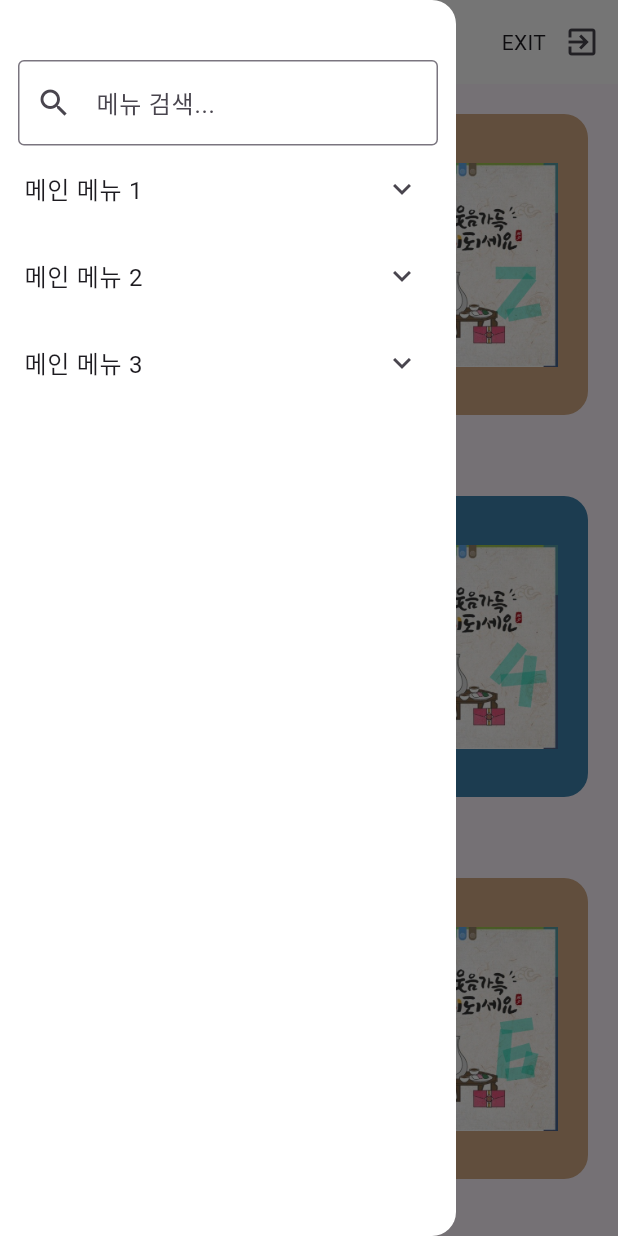
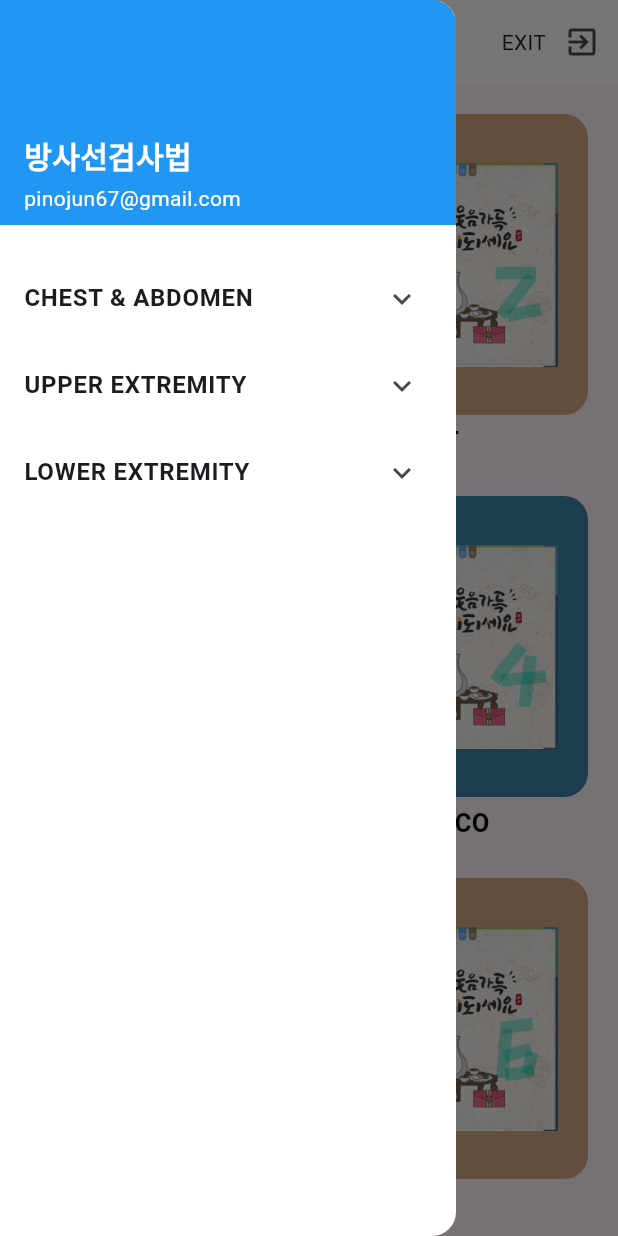
Before and after one commit to pinojun/x_ray-project, a Flutter app: the screen it shows after launch, with the side drawer open, on a phone screen of 412 x 824 dp. Run offline on Flutter 3.47's test engine with Material 3 defaults, Android fonts, the phone set to English and light mode, and no system bars.

Commit message:
twelveth commit

```diff
--- a/lib/models/Product.dart
+++ b/lib/models/Product.dart
@@ -1,9 +1,19 @@
 import 'package:flutter/material.dart';
 
 class Product {
-  final String poimage, anaimage, examtitle, purpose,
-               position, checkpoint, breath, cr,
-               kvp, mas, thick, sid, grid;
+  final String poimage,
+      anaimage,
+      examtitle,
+      purpose,
+      position,
+      checkpoint,
+      breath,
+      cr,
+      kvp,
+      mas,
+      thick,
+      sid,
+      grid;
   final int id;
   final Color color;
 
@@ -25,7 +35,12 @@ class Product {
       required this.color});
 }
 
-List<Product> products1 = [
+// 각 리스트의 카테고리 타이틀
+const String category1Title = "CHEST & ABDOMEN";
+const String category2Title = "UPPER EXTREMITY";
+const String category3Title = "LOWER EXTREMITY";
+
+List<Product> chest = [
   Product(
       id: 1,
       examtitle: "CHEST PA",
@@ -54,7 +69,7 @@ List<Product> products1 = [
       color: const Color(0xFF3D82AE)),
   Product(
       id: 2,
-      examtitle: "CHEST PA",
+      examtitle: "CHEST LAT",
       purpose: '폐결핵, 폐렴, 폐결절, 기흉, 무기폐 등 폐질환과 흉막삼출액, 연부조직, 심장 크기 관찰하기 위함.',
       position: 'Erect 또는 Sitting 자세를 취한다.'
           '턱을 들어 올리고 환자의 정중시상면이 디텍터 중앙에 오게한다.'
@@ -80,7 +95,7 @@ List<Product> products1 = [
       color: const Color(0xFFD3A984)),
   Product(
       id: 3,
-      examtitle: "CHEST PA",
+      examtitle: "CHEST DECU",
       purpose: '폐결핵, 폐렴, 폐결절, 기흉, 무기폐 등 폐질환과 흉막삼출액, 연부조직, 심장 크기 관찰하기 위함.',
       position: 'Erect 또는 Sitting 자세를 취한다.'
           '턱을 들어 올리고 환자의 정중시상면이 디텍터 중앙에 오게한다.'
@@ -106,7 +121,7 @@ List<Product> products1 = [
       color: const Color(0xFF989493)),
   Product(
       id: 4,
-      examtitle: "CHEST PA",
+      examtitle: "CHEST APICO",
       purpose: '폐결핵, 폐렴, 폐결절, 기흉, 무기폐 등 폐질환과 흉막삼출액, 연부조직, 심장 크기 관찰하기 위함.',
       position: 'Erect 또는 Sitting 자세를 취한다.'
           '턱을 들어 올리고 환자의 정중시상면이 디텍터 중앙에 오게한다.'
@@ -132,7 +147,7 @@ List<Product> products1 = [
       color: const Color(0xFF3D82AE)),
   Product(
       id: 5,
-      examtitle: "CHEST PA",
+      examtitle: "CHEST AP",
       purpose: '폐결핵, 폐렴, 폐결절, 기흉, 무기폐 등 폐질환과 흉막삼출액, 연부조직, 심장 크기 관찰하기 위함.',
       position: 'Erect 또는 Sitting 자세를 취한다.'
           '턱을 들어 올리고 환자의 정중시상면이 디텍터 중앙에 오게한다.'
@@ -185,10 +200,10 @@ List<Product> products1 = [
   ),
 ];
 
-List<Product> products2 = [
+List<Product> abdomen = [
   Product(
       id: 1,
-      examtitle: "CHEST2 PA",
+      examtitle: "ABD",
       purpose: '폐결핵, 폐렴, 폐결절, 기흉, 무기폐 등 폐질환과 흉막삼출액, 연부조직, 심장 크기 관찰하기 위함.',
       position: 'Erect 또는 Sitting 자세를 취한다.'
           '턱을 들어 올리고 환자의 정중시상면이 디텍터 중앙에 오게한다.'
@@ -214,7 +229,7 @@ List<Product> products2 = [
       color: const Color(0xFF3D82AE)),
   Product(
       id: 2,
-      examtitle: "CHEST PA",
+      examtitle: "ABD DECU",
       purpose: '폐결핵, 폐렴, 폐결절, 기흉, 무기폐 등 폐질환과 흉막삼출액, 연부조직, 심장 크기 관찰하기 위함.',
       position: 'Erect 또는 Sitting 자세를 취한다.'
           '턱을 들어 올리고 환자의 정중시상면이 디텍터 중앙에 오게한다.'
@@ -240,7 +255,7 @@ List<Product> products2 = [
       color: const Color(0xFFD3A984)),
   Product(
       id: 3,
-      examtitle: "CHEST PA",
+      examtitle: "ABD PRONE",
       purpose: '폐결핵, 폐렴, 폐결절, 기흉, 무기폐 등 폐질환과 흉막삼출액, 연부조직, 심장 크기 관찰하기 위함.',
       position: 'Erect 또는 Sitting 자세를 취한다.'
           '턱을 들어 올리고 환자의 정중시상면이 디텍터 중앙에 오게한다.'
@@ -266,7 +281,7 @@ List<Product> products2 = [
       color: const Color(0xFF989493)),
   Product(
       id: 4,
-      examtitle: "CHEST PA",
+      examtitle: "ABD SUPINE",
       purpose: '폐결핵, 폐렴, 폐결절, 기흉, 무기폐 등 폐질환과 흉막삼출액, 연부조직, 심장 크기 관찰하기 위함.',
       position: 'Erect 또는 Sitting 자세를 취한다.'
           '턱을 들어 올리고 환자의 정중시상면이 디텍터 중앙에 오게한다.'
@@ -292,7 +307,7 @@ List<Product> products2 = [
       color: const Color(0xFFE6B398)),
   Product(
       id: 5,
-      examtitle: "CHEST PA",
+      examtitle: "ABD AP",
       purpose: '폐결핵, 폐렴, 폐결절, 기흉, 무기폐 등 폐질환과 흉막삼출액, 연부조직, 심장 크기 관찰하기 위함.',
       position: 'Erect 또는 Sitting 자세를 취한다.'
           '턱을 들어 올리고 환자의 정중시상면이 디텍터 중앙에 오게한다.'
@@ -318,7 +333,7 @@ List<Product> products2 = [
       color: const Color(0xFFEEE5E5)),
   Product(
     id: 6,
-    examtitle: "CHEST PA",
+    examtitle: "ABD PA",
     purpose: '폐결핵, 폐렴, 폐결절, 기흉, 무기폐 등 폐질환과 흉막삼출액, 연부조직, 심장 크기 관찰하기 위함.',
     position: 'Erect 또는 Sitting 자세를 취한다.'
         '턱을 들어 올리고 환자의 정중시상면이 디텍터 중앙에 오게한다.'
@@ -345,10 +360,10 @@ List<Product> products2 = [
   ),
 ];
 
-List<Product> products3 = [
+List<Product> hand = [
   Product(
       id: 1,
-      examtitle: "CHEST3 PA",
+      examtitle: "FINGER",
       purpose: '폐결핵, 폐렴, 폐결절, 기흉, 무기폐 등 폐질환과 흉막삼출액, 연부조직, 심장 크기 관찰하기 위함.',
       position: 'Erect 또는 Sitting 자세를 취한다.'
           '턱을 들어 올리고 환자의 정중시상면이 디텍터 중앙에 오게한다.'
@@ -374,7 +389,7 @@ List<Product> products3 = [
       color: const Color(0xFF3D82AE)),
   Product(
       id: 2,
-      examtitle: "CHEST PA",
+      examtitle: "TOE",
       purpose: '폐결핵, 폐렴, 폐결절, 기흉, 무기폐 등 폐질환과 흉막삼출액, 연부조직, 심장 크기 관찰하기 위함.',
       position: 'Erect 또는 Sitting 자세를 취한다.'
           '턱을 들어 올리고 환자의 정중시상면이 디텍터 중앙에 오게한다.'
@@ -400,7 +415,7 @@ List<Product> products3 = [
       color: const Color(0xFFD3A984)),
   Product(
       id: 3,
-      examtitle: "CHEST PA",
+      examtitle: "FEMUR",
       purpose: '폐결핵, 폐렴, 폐결절, 기흉, 무기폐 등 폐질환과 흉막삼출액, 연부조직, 심장 크기 관찰하기 위함.',
       position: 'Erect 또는 Sitting 자세를 취한다.'
           '턱을 들어 올리고 환자의 정중시상면이 디텍터 중앙에 오게한다.'
@@ -426,7 +441,7 @@ List<Product> products3 = [
       color: const Color(0xFF989493)),
   Product(
       id: 4,
-      examtitle: "CHEST PA",
+      examtitle: "KNEE",
       purpose: '폐결핵, 폐렴, 폐결절, 기흉, 무기폐 등 폐질환과 흉막삼출액, 연부조직, 심장 크기 관찰하기 위함.',
       position: 'Erect 또는 Sitting 자세를 취한다.'
           '턱을 들어 올리고 환자의 정중시상면이 디텍터 중앙에 오게한다.'
@@ -452,7 +467,7 @@ List<Product> products3 = [
       color: const Color(0xFFE6B398)),
   Product(
       id: 5,
-      examtitle: "CHEST PA",
+      examtitle: "ANKLE",
       purpose: '폐결핵, 폐렴, 폐결절, 기흉, 무기폐 등 폐질환과 흉막삼출액, 연부조직, 심장 크기 관찰하기 위함.',
       position: 'Erect 또는 Sitting 자세를 취한다.'
           '턱을 들어 올리고 환자의 정중시상면이 디텍터 중앙에 오게한다.'
@@ -478,7 +493,7 @@ List<Product> products3 = [
       color: const Color(0xFFFB7883)),
   Product(
     id: 6,
-    examtitle: "CHEST PA",
+    examtitle: "FOOT",
     purpose: '폐결핵, 폐렴, 폐결절, 기흉, 무기폐 등 폐질환과 흉막삼출액, 연부조직, 심장 크기 관찰하기 위함.',
     position: 'Erect 또는 Sitting 자세를 취한다.'
         '턱을 들어 올리고 환자의 정중시상면이 디텍터 중앙에 오게한다.'
@@ -504,3 +519,163 @@ List<Product> products3 = [
     color: const Color(0xFFAEAEAE),
   ),
 ];
+
+List<Product> knee = [
+  Product(
+      id: 1,
+      examtitle: "knee ap",
+      purpose: '폐결핵, 폐렴, 폐결절, 기흉, 무기폐 등 폐질환과 흉막삼출액, 연부조직, 심장 크기 관찰하기 위함.',
+      position: 'Erect 또는 Sitting 자세를 취한다.'
+          '턱을 들어 올리고 환자의 정중시상면이 디텍터 중앙에 오게한다.'
+          'Detector의 상연이 shoulder의 위 5cm정도에 놓이도록 높이를 조절한다.'
+          'Scapula가 폐야에서 벗어나도록 손바닥을 위로하여 양손을 둔부 위에 올리고 어깨를 전방으로 밀착한다.(불안정한 환자는 디텍터를 감싸안고 어깨를 최대한 밀착한다.)',
+      checkpoint: '폐첨부부터 늑골횡격막각까지 모두 관찰된다.'
+          'clavicle의 농도가 적당하고 hilum의 관찰이 가능하다.'
+          'scapula가 폐야에서 최대한 제거되어야 한다.'
+          'diaphargm 주행 관찰이 가능하다.'
+          'breast와 hilum 구분이 가능하다.'
+          'liver와 hilum 구분이 가능하다.'
+          '흉곽이 회전되지 않아야 한다.(clavicle 내측단이 spine으로 부터 같은 거리,  양쪽 clavicle이 같은 수평선 상에 위치)',
+      breath: '호흡을 깊게 들여 마시고 멈춘 상태에서 촬영'
+          '(기흉 관찰을 위해서는 숨을 다 내쉬고 멈춘 상태에서 촬영)',
+      cr: '흉추 6~7번, 디텍터에 수직',
+      kvp: '110',
+      mas: '8 (4~13)',
+      thick: '21.8',
+      sid: '180cm',
+      grid: 'YES',
+      poimage: "assets/images/13.jpg",
+      anaimage: "assets/images/6.jpg",
+      color: const Color(0xFF3D82AE)),
+  Product(
+      id: 2,
+      examtitle: "knee lat",
+      purpose: '폐결핵, 폐렴, 폐결절, 기흉, 무기폐 등 폐질환과 흉막삼출액, 연부조직, 심장 크기 관찰하기 위함.',
+      position: 'Erect 또는 Sitting 자세를 취한다.'
+          '턱을 들어 올리고 환자의 정중시상면이 디텍터 중앙에 오게한다.'
+          'Detector의 상연이 shoulder의 위 5cm정도에 놓이도록 높이를 조절한다.'
+          'Scapula가 폐야에서 벗어나도록 손바닥을 위로하여 양손을 둔부 위에 올리고 어깨를 전방으로 밀착한다.(불안정한 환자는 디텍터를 감싸안고 어깨를 최대한 밀착한다.)',
+      checkpoint: '폐첨부부터 늑골횡격막각까지 모두 관찰된다.'
+          'clavicle의 농도가 적당하고 hilum의 관찰이 가능하다.'
+          'scapula가 폐야에서 최대한 제거되어야 한다.'
+          'diaphargm 주행 관찰이 가능하다.'
+          'breast와 hilum 구분이 가능하다.'
+          'liver와 hilum 구분이 가능하다.'
+          '흉곽이 회전되지 않아야 한다.(clavicle 내측단이 spine으로 부터 같은 거리,  양쪽 clavicle이 같은 수평선 상에 위치)',
+      breath: '호흡을 깊게 들여 마시고 멈춘 상태에서 촬영'
+          '(기흉 관찰을 위해서는 숨을 다 내쉬고 멈춘 상태에서 촬영)',
+      cr: '흉추 6~7번, 디텍터에 수직',
+      kvp: '110',
+      mas: '8 (4~13)',
+      thick: '21.8',
+      sid: '180cm',
+      grid: 'YES',
+      poimage: "assets/images/14.jpg",
+      anaimage: "assets/images/5.jpg",
+      color: const Color(0xFFD3A984)),
+  Product(
+      id: 3,
+      examtitle: "knee obl",
+      purpose: '폐결핵, 폐렴, 폐결절, 기흉, 무기폐 등 폐질환과 흉막삼출액, 연부조직, 심장 크기 관찰하기 위함.',
+      position: 'Erect 또는 Sitting 자세를 취한다.'
+          '턱을 들어 올리고 환자의 정중시상면이 디텍터 중앙에 오게한다.'
+          'Detector의 상연이 shoulder의 위 5cm정도에 놓이도록 높이를 조절한다.'
+          'Scapula가 폐야에서 벗어나도록 손바닥을 위로하여 양손을 둔부 위에 올리고 어깨를 전방으로 밀착한다.(불안정한 환자는 디텍터를 감싸안고 어깨를 최대한 밀착한다.)',
+      checkpoint: '폐첨부부터 늑골횡격막각까지 모두 관찰된다.'
+          'clavicle의 농도가 적당하고 hilum의 관찰이 가능하다.'
+          'scapula가 폐야에서 최대한 제거되어야 한다.'
+          'diaphargm 주행 관찰이 가능하다.'
+          'breast와 hilum 구분이 가능하다.'
+          'liver와 hilum 구분이 가능하다.'
+          '흉곽이 회전되지 않아야 한다.(clavicle 내측단이 spine으로 부터 같은 거리,  양쪽 clavicle이 같은 수평선 상에 위치)',
+      breath: '호흡을 깊게 들여 마시고 멈춘 상태에서 촬영'
+          '(기흉 관찰을 위해서는 숨을 다 내쉬고 멈춘 상태에서 촬영)',
+      cr: '흉추 6~7번, 디텍터에 수직',
+      kvp: '110',
+      mas: '8 (4~13)',
+      thick: '21.8',
+      sid: '180cm',
+      grid: 'YES',
+      poimage: "assets/images/15.jpg",
+      anaimage: "assets/images/4.jpg",
+      color: const Color(0xFF989493)),
+  Product(
+      id: 4,
+      examtitle: "KNEE",
+      purpose: '폐결핵, 폐렴, 폐결절, 기흉, 무기폐 등 폐질환과 흉막삼출액, 연부조직, 심장 크기 관찰하기 위함.',
+      position: 'Erect 또는 Sitting 자세를 취한다.'
+          '턱을 들어 올리고 환자의 정중시상면이 디텍터 중앙에 오게한다.'
+          'Detector의 상연이 shoulder의 위 5cm정도에 놓이도록 높이를 조절한다.'
+          'Scapula가 폐야에서 벗어나도록 손바닥을 위로하여 양손을 둔부 위에 올리고 어깨를 전방으로 밀착한다.(불안정한 환자는 디텍터를 감싸안고 어깨를 최대한 밀착한다.)',
+      checkpoint: '폐첨부부터 늑골횡격막각까지 모두 관찰된다.'
+          'clavicle의 농도가 적당하고 hilum의 관찰이 가능하다.'
+          'scapula가 폐야에서 최대한 제거되어야 한다.'
+          'diaphargm 주행 관찰이 가능하다.'
+          'breast와 hilum 구분이 가능하다.'
+          'liver와 hilum 구분이 가능하다.'
+          '흉곽이 회전되지 않아야 한다.(clavicle 내측단이 spine으로 부터 같은 거리,  양쪽 clavicle이 같은 수평선 상에 위치)',
+      breath: '호흡을 깊게 들여 마시고 멈춘 상태에서 촬영'
+          '(기흉 관찰을 위해서는 숨을 다 내쉬고 멈춘 상태에서 촬영)',
+      cr: '흉추 6~7번, 디텍터에 수직',
+      kvp: '110',
+      mas: '8 (4~13)',
+      thick: '21.8',
+      sid: '180cm',
+      grid: 'YES',
+      poimage: "assets/images/16.jpg",
+      anaimage: "assets/images/3.jpg",
+      color: const Color(0xFFE6B398)),
+  Product(
+      id: 5,
+      examtitle: "ANKLE",
+      purpose: '폐결핵, 폐렴, 폐결절, 기흉, 무기폐 등 폐질환과 흉막삼출액, 연부조직, 심장 크기 관찰하기 위함.',
+      position: 'Erect 또는 Sitting 자세를 취한다.'
+          '턱을 들어 올리고 환자의 정중시상면이 디텍터 중앙에 오게한다.'
+          'Detector의 상연이 shoulder의 위 5cm정도에 놓이도록 높이를 조절한다.'
+          'Scapula가 폐야에서 벗어나도록 손바닥을 위로하여 양손을 둔부 위에 올리고 어깨를 전방으로 밀착한다.(불안정한 환자는 디텍터를 감싸안고 어깨를 최대한 밀착한다.)',
+      checkpoint: '폐첨부부터 늑골횡격막각까지 모두 관찰된다.'
+          'clavicle의 농도가 적당하고 hilum의 관찰이 가능하다.'
+          'scapula가 폐야에서 최대한 제거되어야 한다.'
+          'diaphargm 주행 관찰이 가능하다.'
+          'breast와 hilum 구분이 가능하다.'
+          'liver와 hilum 구분이 가능하다.'
+          '흉곽이 회전되지 않아야 한다.(clavicle 내측단이 spine으로 부터 같은 거리,  양쪽 clavicle이 같은 수평선 상에 위치)',
+      breath: '호흡을 깊게 들여 마시고 멈춘 상태에서 촬영'
+          '(기흉 관찰을 위해서는 숨을 다 내쉬고 멈춘 상태에서 촬영)',
+      cr: '흉추 6~7번, 디텍터에 수직',
+      kvp: '110',
+      mas: '8 (4~13)',
+      thick: '21.8',
+      sid: '180cm',
+      grid: 'YES',
+      poimage: "assets/images/17.jpg",
+      anaimage: "assets/images/2.jpg",
+      color: const Color(0xFFFB7883)),
+  Product(
+    id: 6,
+    examtitle: "FOOT",
+    purpose: '폐결핵, 폐렴, 폐결절, 기흉, 무기폐 등 폐질환과 흉막삼출액, 연부조직, 심장 크기 관찰하기 위함.',
+    position: 'Erect 또는 Sitting 자세를 취한다.'
+        '턱을 들어 올리고 환자의 정중시상면이 디텍터 중앙에 오게한다.'
+        'Detector의 상연이 shoulder의 위 5cm정도에 놓이도록 높이를 조절한다.'
+        'Scapula가 폐야에서 벗어나도록 손바닥을 위로하여 양손을 둔부 위에 올리고 어깨를 전방으로 밀착한다.(불안정한 환자는 디텍터를 감싸안고 어깨를 최대한 밀착한다.)',
+    checkpoint: '폐첨부부터 늑골횡격막각까지 모두 관찰된다.'
+        'clavicle의 농도가 적당하고 hilum의 관찰이 가능하다.'
+        'scapula가 폐야에서 최대한 제거되어야 한다.'
+        'diaphargm 주행 관찰이 가능하다.'
+        'breast와 hilum 구분이 가능하다.'
+        'liver와 hilum 구분이 가능하다.'
+        '흉곽이 회전되지 않아야 한다.(clavicle 내측단이 spine으로 부터 같은 거리,  양쪽 clavicle이 같은 수평선 상에 위치)',
+    breath: '호흡을 깊게 들여 마시고 멈춘 상태에서 촬영'
+        '(기흉 관찰을 위해서는 숨을 다 내쉬고 멈춘 상태에서 촬영)',
+    cr: '흉추 6~7번, 디텍터에 수직',
+    kvp: '110',
+    mas: '8 (4~13)',
+    thick: '21.8',
+    sid: '180cm',
+    grid: 'YES',
+    poimage: "assets/images/18.jpg",
+    anaimage: "assets/images/1.jpg",
+    color: const Color(0xFFAEAEAE),
+  ),
+];
--- a/lib/screens/home/components/custom_drawer.dart
+++ b/lib/screens/home/components/custom_drawer.dart
@@ -11,92 +11,84 @@ class CustomDrawer extends StatefulWidget {
     required this.updateTitle,
   });
 
-  // Product 리스트를 저장하는 리스트
-  final List<List<Product>> productLists = [
-    products1,
-    products2,
-    products3,
-    // 나중에 추가될 products4, products5 등...
-  ];
+  // 각 카테고리별 Product 리스트를 저장하는 맵
+  final Map<String, List<List<Product>>> categoryProducts = {
+    category1Title: [chest, abdomen],
+    category2Title: [hand],
+    category3Title: [knee],
+  };
+
+  // 카테고리와 서브메뉴 정의
+  final Map<String, List<String>> menuItems = {
+    'CHEST & ABDOMEN': ['CHEST', 'ABDOMEN'],
+    'UPPER EXTREMITY': ['HAND'],
+    'LOWER EXTREMITY': ['KNEE'],
+  };
 
   @override
   State<CustomDrawer> createState() => _CustomDrawerState();
 }
 
 class _CustomDrawerState extends State<CustomDrawer> {
-  // drawer 검색어를 저장하는 변수
-  String searchText = '';
-
-  // 메뉴 데이터 구조
-  final Map<String, List<String>> menuData = {
-    '메인 메뉴 1': ['서브메뉴 1-1', '서브메뉴 1-2', '서브메뉴 1-3'],
-    '메인 메뉴 2': ['서브메뉴 2-1', '서브메뉴 2-2', '서브메뉴 2-3'],
-    '메인 메뉴 3': ['서브메뉴 3-1', '서브메뉴 3-2', '서브메뉴 3-3'],
-  };
-
   @override
   Widget build(BuildContext context) {
     return Drawer(
       child: Column(
         children: [
-          SizedBox(height: 40),
-          Padding(
-            padding: const EdgeInsets.symmetric(horizontal: 12.0),
-            child: TextField(
-              decoration: InputDecoration(
-                hintText: '메뉴 검색...',
-                prefixIcon: Icon(Icons.search),
-                border: OutlineInputBorder(),
-              ),
-              onChanged: (value) {
-                setState(() {
-                  searchText = value.trim();
-                });
-              },
+          Container(
+            height: 150,
+            width: double.infinity,
+            color: Colors.blue,
+            padding: const EdgeInsets.symmetric(horizontal: 16, vertical: 8),
+            child: const Column(
+              mainAxisAlignment: MainAxisAlignment.end,
+              crossAxisAlignment: CrossAxisAlignment.start,
+              children: [
+                Text(
+                  '방사선검사법',
+                  style: TextStyle(
+                    fontSize: 20,
+                    fontWeight: FontWeight.bold,
+                    color: Colors.white,
+                  ),
+                ),
+                SizedBox(height: 4),
+                Text(
+                  'pinojun67@gmail.com',
+                  style: TextStyle(
+                    fontSize: 14,
+                    color: Colors.white,
+                  ),
+                ),
+              ],
             ),
           ),
+          const SizedBox(height: 20),
           Expanded(
             child: ListView(
-              children: menuData.entries.map((entry) {
+              children: widget.menuItems.entries.map((entry) {
                 final mainTitle = entry.key;
-                final subTitles = entry.value;
-
-                // 메인 메뉴나 서브 메뉴 중 검색어가 있는지 확인
-                final isMainTitleMatched =
-                    mainTitle.toLowerCase().contains(searchText.toLowerCase());
-                final matchedSubTitles = subTitles
-                    .where((sub) =>
-                        sub.toLowerCase().contains(searchText.toLowerCase()))
-                    .toList();
-
-                // 아무것도 매칭되지 않으면 이 메뉴는 보여주지 않음
-                if (!isMainTitleMatched &&
-                    matchedSubTitles.isEmpty &&
-                    searchText.isNotEmpty) {
-                  return SizedBox.shrink();
-                }
-
-                // 메인 메뉴 매칭되면 모든 서브 메뉴 보여주기
-                final displaySubTitles =
-                    isMainTitleMatched || searchText.isEmpty
-                        ? subTitles
-                        : matchedSubTitles;
+                final subItems = entry.value;
 
                 return ExpansionTile(
-                  initiallyExpanded: searchText.isNotEmpty,
-                  title: Text(mainTitle),
-                  children: displaySubTitles.asMap().entries.map((subEntry) {
-                    final index = subEntry.key;
-                    final sub = subEntry.value;
+                  title: Text(
+                    mainTitle,
+                    style: const TextStyle(
+                      fontWeight: FontWeight.bold,
+                    ),
+                  ),
+                  children: subItems.map((subItem) {
                     return ListTile(
-                      title: Text(sub),
+                      title: Text(subItem),
                       onTap: () {
                         Navigator.pop(context);
-                        // 인덱스에 해당하는 Product 리스트 전달
-                        if (index < widget.productLists.length) {
-                          widget.switchProducts(widget.productLists[index]);
+                        // 해당 카테고리의 Product 리스트 찾기
+                        final products = widget.categoryProducts[mainTitle]!;
+                        final index = subItems.indexOf(subItem);
+                        if (index >= 0 && index < products.length) {
+                          widget.switchProducts(products[index]);
+                          widget.updateTitle(subItem);
                         }
-                        widget.updateTitle(entry.key);
                       },
                     );
                   }).toList(),
--- a/lib/screens/home/components/item_card.dart
+++ b/lib/screens/home/components/item_card.dart
@@ -24,7 +24,7 @@ class ItemCard extends StatelessWidget {
                   borderRadius: BorderRadius.circular(16),
                 ),
                 child: Hero(
-                  tag: "position_${product.id}",
+                  tag: "${product.id}",
                   child: Image.asset(product.poimage),
                 ),
               ),
--- a/lib/screens/home/home_screen.dart
+++ b/lib/screens/home/home_screen.dart
@@ -19,8 +19,8 @@ class _HomeScreenState extends State<HomeScreen> {
 
   @override
   void initState() {
-    // Initialize the selectedProducts with products1 as the default choice.
-    selectedProducts = products1;
+    // Initialize the selectedProducts with chest as the default choice.
+    selectedProducts = chest;
     super.initState();
   }
 
```
Also changed, not shown: 4 other files. Lines whose indentation alone changed are shown as unchanged.
